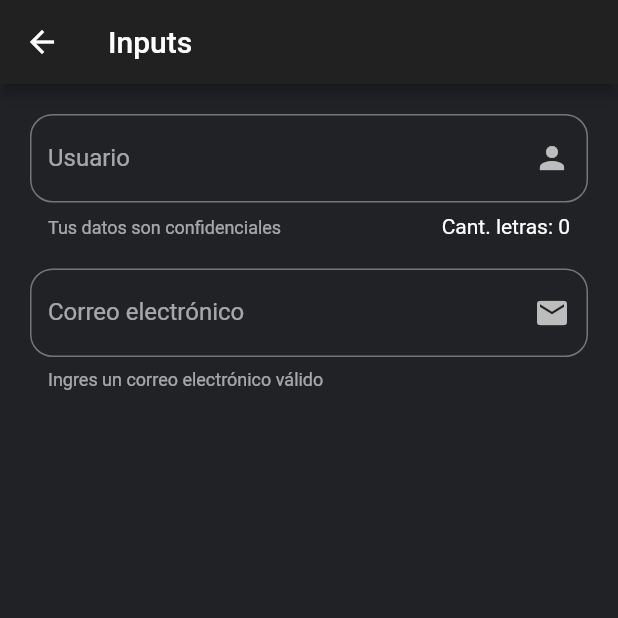
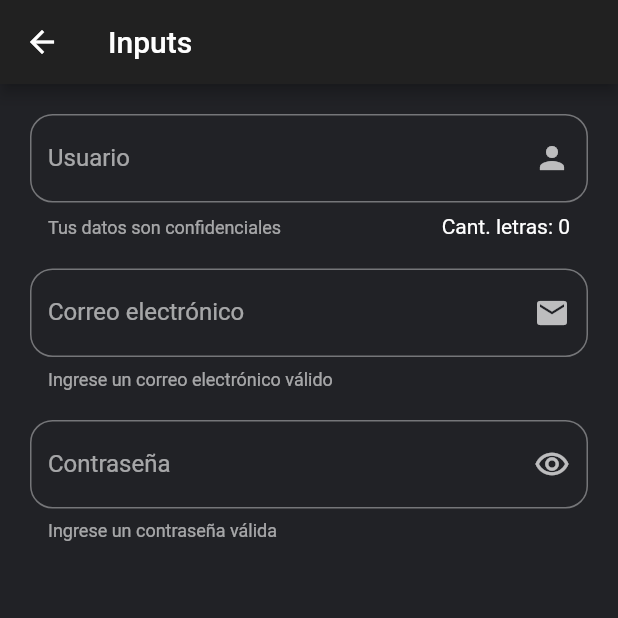
Before and after one commit to eeBarrionuevo/flutter_codigo_components, a Flutter app: the InputPage screen opened directly, on a phone screen of 412 x 824 dp, the top half of it. Run offline on Flutter 3.47's test engine with Material 2 defaults, Android fonts, the phone set to English and light mode, and no system bars; network calls fail.

Commit message:
InputPage part 3

```diff
--- a/lib/pages/input_page.dart
+++ b/lib/pages/input_page.dart
@@ -25,7 +25,19 @@ class _InputPageState extends State<InputPage> {
           SizedBox(
             height: 20.0,
           ),
-
+          TextField(
+            obscureText: true,
+            decoration: InputDecoration(
+              // icon: Icon(Icons.mail),
+                border: OutlineInputBorder(
+                  borderRadius: BorderRadius.circular(15.0),
+                ),
+                suffixIcon: Icon(Icons.remove_red_eye_outlined),
+                labelText: "Contraseña",
+                hintText: "Ingrese su contraseña",
+                helperText: "Ingrese un contraseña válida"
+            ),
+          )
         ],
       ),
     );
@@ -37,12 +49,12 @@ class _InputPageState extends State<InputPage> {
           decoration: InputDecoration(
             // icon: Icon(Icons.mail),
             border: OutlineInputBorder(
-              borderRadius: BorderRadius.circular(15.0)
+              borderRadius: BorderRadius.circular(15.0),
             ),
             suffixIcon: Icon(Icons.mail),
             labelText: "Correo electrónico",
             hintText: "Ingrese su correo electrónico",
-            helperText: "Ingres un correo electrónico válido"
+            helperText: "Ingrese un correo electrónico válido"
           ),
         );
   }
```
